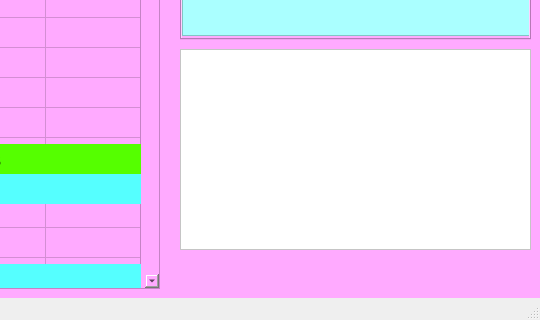
The window that rsrc/UI/budget.ui (Winkelmann17/BudgetTool-Python) describes before a commit, drawn with Qt 5; both pictures show x 260 to 800 and y 280 to 600 of the 800 by 600 pixel window.
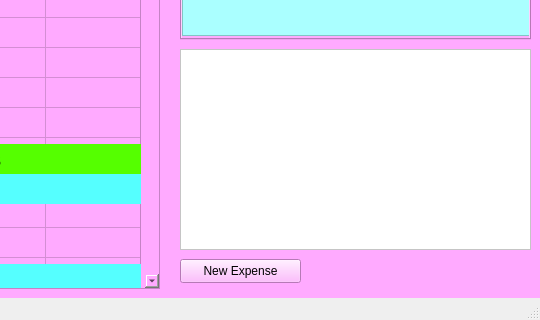
The same window after the commit.

Commit message: Added expense popup window UI.

```diff
--- a/rsrc/UI/budget.ui
+++ b/rsrc/UI/budget.ui
@@ -1463,6 +1463,19 @@
      </widget>
     </widget>
    </widget>
+   <widget class="QPushButton" name="newexpense">
+    <property name="geometry">
+     <rect>
+      <x>440</x>
+      <y>520</y>
+      <width>121</width>
+      <height>24</height>
+     </rect>
+    </property>
+    <property name="text">
+     <string>New Expense</string>
+    </property>
+   </widget>
   </widget>
   <widget class="QMenuBar" name="menubar">
    <property name="geometry">
```
The commit also changes 2 other files.
